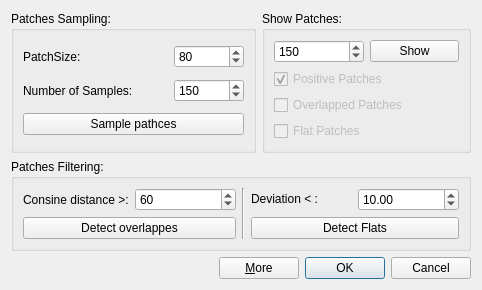
Qt form patchesdialog.ui (LangYH/3DMonster) before a commit.
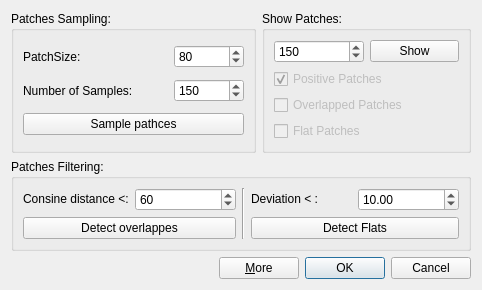
The same form after that commit.

```diff
--- a/patchesdialog.ui
+++ b/patchesdialog.ui
@@ -6,7 +6,7 @@
    <rect>
     <x>0</x>
     <y>0</y>
-    <width>508</width>
+    <width>532</width>
     <height>385</height>
    </rect>
   </property>
@@ -132,7 +132,7 @@
       <item row="0" column="0">
        <widget class="QLabel" name="label_3">
         <property name="text">
-         <string>Consine distance &gt;:</string>
+         <string>Consine distance &lt;:</string>
         </property>
        </widget>
       </item>
```
